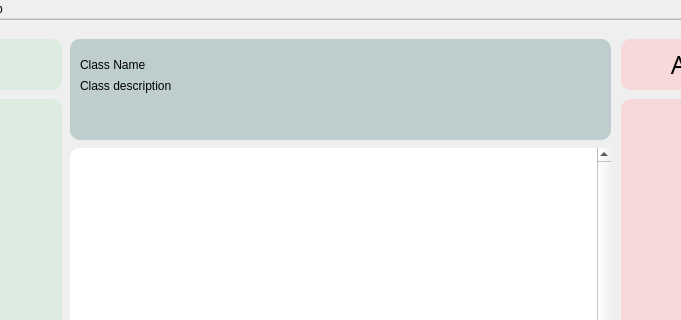
Old version of the form root.ui in the repository tejashwinn/22-01-2022; both pictures show x 199 to 880 and y 0 to 320 of the 1081 by 663 pixel window.
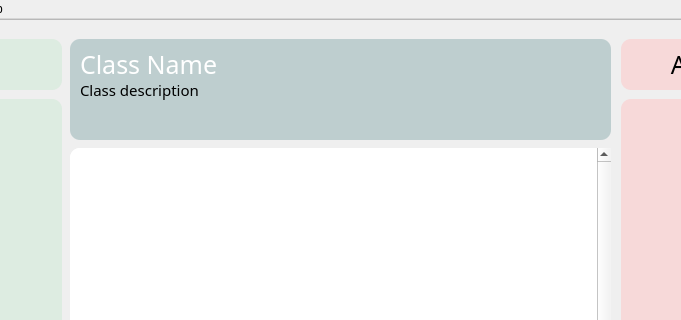
New version of the form. Icons and pictures are not drawn.

```diff
--- a/root.ui
+++ b/root.ui
@@ -65,7 +65,7 @@
        </rect>
       </property>
       <property name="styleSheet">
-       <string notr="true">#class_name_label{
+       <string notr="true">#class_name_label_dynamic{
 /* ADA */
 
 
@@ -100,7 +100,8 @@
        </rect>
       </property>
       <property name="styleSheet">
-       <string notr="true">#class_description_label{
+       <string notr="true">#class_description_label_dynamic
+{
 /* ADA */
 
 
```
